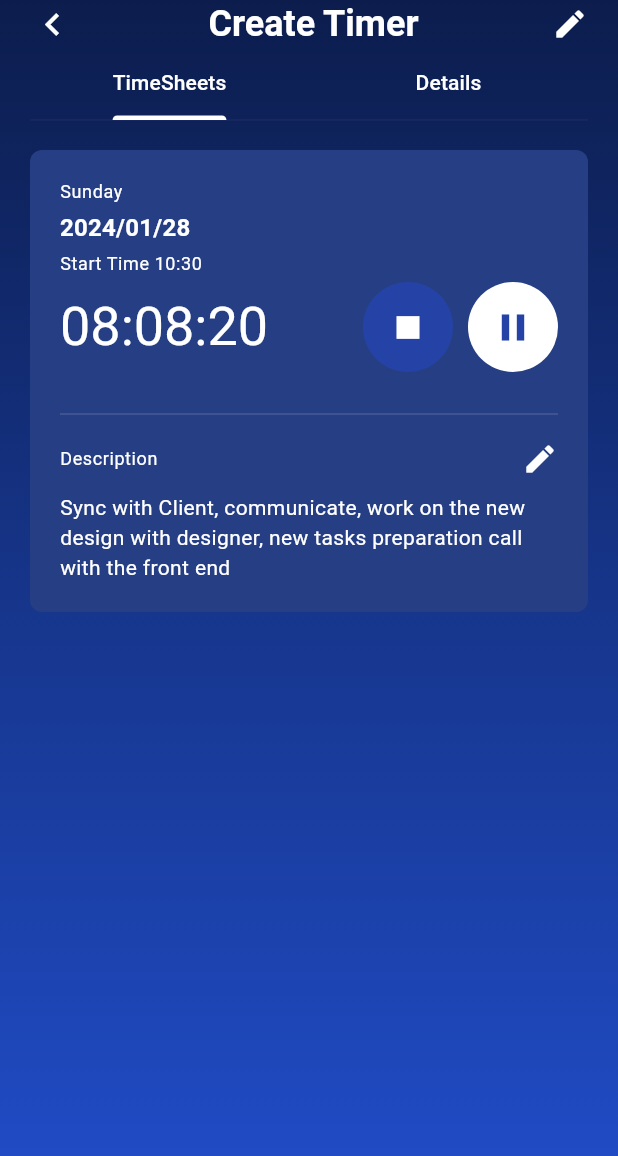
After one commit to SaujanBindukar/apexive-survey, a Flutter app: the TimeSheetDetailScreen screen opened by its route, on a phone screen of 412 x 824 dp. The commit adds this screen. Shown: the top 1156 px of the screen. Run offline on Flutter 3.47's test engine with Material 3 defaults, Android fonts, the phone set to English and light mode, and no system bars; our stand-ins replace flutter_bloc, freezed_annotation, go_router, hydrated_bloc.

Commit message:
details page with UI added

```diff
--- a/lib/core/extensions/date_extension.dart
+++ b/lib/core/extensions/date_extension.dart
@@ -1,4 +1,10 @@
+import 'package:intl/intl.dart';
+
 extension DateExtension on DateTime {
   String get formattedDate =>
       '${year.toString().padLeft(4, '0')}/${month.toString().padLeft(2, '0')}/${day.toString().padLeft(2, '0')}';
+
+  String get formattedDay => DateFormat('EEEE').format(this);
+
+  String get formattedTime => DateFormat('hh:mm').format(this);
 }
--- a/lib/core/router/app_router.dart
+++ b/lib/core/router/app_router.dart
@@ -1,6 +1,7 @@
 import 'package:apexive_test/core/router/routes.dart';
-import 'package:apexive_test/feature/timer/presentation/create_timesheet_screen.dart';
-import 'package:apexive_test/feature/timer/presentation/timer_screen.dart';
+import 'package:apexive_test/feature/timer/presentation/page/create_timesheet_screen.dart';
+import 'package:apexive_test/feature/timer/presentation/page/timer_screen.dart';
+import 'package:apexive_test/feature/timer/presentation/page/timesheet_details_screen.dart';
 import 'package:go_router/go_router.dart';
 
 final GoRouter router = GoRouter(
@@ -13,5 +14,9 @@ final GoRouter router = GoRouter(
       path: Routes.createTimeSheetScreen,
       builder: (context, state) => const CreateTimeSheetScreen(),
     ),
+    GoRoute(
+      path: Routes.timeSheetDetailScreen,
+      builder: (context, state) => const TimeSheetDetailScreen(),
+    ),
   ],
 );
--- a/lib/core/router/routes.dart
+++ b/lib/core/router/routes.dart
@@ -2,4 +2,5 @@ class Routes {
   Routes._();
   static const String timerScreen = '/';
   static const String createTimeSheetScreen = '/create-timesheet';
+  static const String timeSheetDetailScreen = '/timesheet-details';
 }
--- a/lib/core/theme/app_colors.dart
+++ b/lib/core/theme/app_colors.dart
@@ -9,6 +9,6 @@ class AppColors {
   static const Color surfaceColor = Color(0xff214ECC);
   static const Color onSurfaceColor = Colors.white;
 
-  static const Color secondaryBackgroundColor = Color(0xff253C7D);
+  static const Color secondaryBackgroundColor = Color(0xff263F84);
   static const Color tertiaryBackgroundColor = Color(0xff2543A6);
 }
--- a/lib/core/utils/fake_data.dart
+++ b/lib/core/utils/fake_data.dart
@@ -1,7 +1,7 @@
 class FakeData {
   static List<String> projectList =
-      List.generate(10, (index) => 'Project $index').toList();
+      List.generate(10, (index) => 'Project ${index + 1}').toList();
 
   static List<String> taskList =
-      List.generate(10, (index) => 'Task $index').toList();
+      List.generate(10, (index) => 'Task ${index + 1}').toList();
 }
--- a/lib/core/widgets/gradient_body.dart
+++ b/lib/core/widgets/gradient_body.dart
@@ -12,6 +12,7 @@ class GradientBody extends StatelessWidget {
   @override
   Widget build(BuildContext context) {
     return Container(
+      padding: const EdgeInsets.symmetric(horizontal: 20),
       width: MediaQuery.of(context).size.width,
       decoration: const BoxDecoration(
         gradient: LinearGradient(
--- a/lib/feature/timer/infrastructure/models/time_sheets.dart
+++ b/lib/feature/timer/infrastructure/models/time_sheets.dart
@@ -15,6 +15,7 @@ class TimeSheets with _$TimeSheets {
     required DateTime createdAt,
     @Default(false) bool isFavourite,
     @Default(false) bool hasStarted,
+    @Default(false) bool isCompleted,
     @Default(Duration(seconds: 0)) Duration duration,
     @JsonKey(includeFromJson: false) Timer? timer,
   }) = _TimeSheets;
--- /dev/null
+++ b/lib/feature/timer/presentation/page/tab/timesheet_tab.dart
@@ -0,0 +1,107 @@
+import 'package:apexive_test/core/extensions/date_extension.dart';
+import 'package:apexive_test/core/theme/app_colors.dart';
+import 'package:flutter/material.dart';
+
+class TimeSheetTabView extends StatelessWidget {
+  const TimeSheetTabView({super.key});
+
+  @override
+  Widget build(BuildContext context) {
+    final textTheme = Theme.of(context).textTheme;
+    return Column(
+      children: [
+        Container(
+          margin: const EdgeInsets.symmetric(vertical: 20),
+          padding: const EdgeInsets.symmetric(vertical: 20, horizontal: 20),
+          width: MediaQuery.of(context).size.width,
+          decoration: BoxDecoration(
+              borderRadius: BorderRadius.circular(8),
+              color: Theme.of(context).colorScheme.primaryContainer),
+          child: Column(
+            crossAxisAlignment: CrossAxisAlignment.start,
+            children: [
+              Text(
+                DateTime.now().formattedDay,
+                style: textTheme.bodySmall,
+              ),
+              const SizedBox(height: 4),
+              Text(
+                DateTime.now().formattedDate,
+                style: textTheme.titleMedium,
+              ),
+              const SizedBox(height: 4),
+              Text(
+                'Start Time ${DateTime.now().formattedTime}',
+                style: textTheme.bodySmall,
+              ),
+              const SizedBox(height: 4),
+              Row(
+                mainAxisAlignment: MainAxisAlignment.spaceBetween,
+                children: [
+                  Text(
+                    '08:08:20',
+                    style: textTheme.displaySmall,
+                  ),
+                  Row(
+                    children: [
+                      InkWell(
+                        onTap: () {},
+                        child: CircleAvatar(
+                          radius: 30,
+                          backgroundColor:
+                              Theme.of(context).colorScheme.secondaryContainer,
+                          child: Icon(
+                            Icons.stop,
+                            size: 30,
+                            color: Theme.of(context)
+                                .colorScheme
+                                .onSecondaryContainer,
+                          ),
+                        ),
+                      ),
+                      const SizedBox(width: 10),
+                      InkWell(
+                        onTap: () {},
+                        child: CircleAvatar(
+                          radius: 30,
+                          backgroundColor: Theme.of(context)
+                              .colorScheme
+                              .onSecondaryContainer,
+                          child: Icon(
+                            Icons.pause_sharp,
+                            size: 30,
+                            color: Theme.of(context)
+                                .colorScheme
+                                .secondaryContainer,
+                          ),
+                        ),
+                      )
+                    ],
+                  )
+                ],
+              ),
+              const SizedBox(height: 20),
+              const Divider(thickness: 0.2),
+              const SizedBox(height: 10),
+              Row(
+                mainAxisAlignment: MainAxisAlignment.spaceBetween,
+                children: [
+                  Text(
+                    'Description',
+                    style: textTheme.bodySmall,
+                  ),
+                  const Icon(Icons.edit)
+                ],
+              ),
+              const SizedBox(height: 10),
+              Text(
+                'Sync with Client, communicate, work on the new design with designer, new tasks preparation call with the front end',
+                style: textTheme.bodyMedium,
+              )
+            ],
+          ),
+        ),
+      ],
+    );
+  }
+}
--- /dev/null
+++ b/lib/feature/timer/presentation/page/timesheet_details_screen.dart
@@ -0,0 +1,71 @@
+import 'package:apexive_test/core/widgets/gradient_body.dart';
+import 'package:apexive_test/feature/timer/presentation/page/tab/details_tab.dart';
+import 'package:apexive_test/feature/timer/presentation/page/tab/timesheet_tab.dart';
+import 'package:flutter/material.dart';
+
+class TimeSheetDetailScreen extends StatelessWidget {
+  const TimeSheetDetailScreen({super.key});
+
+  @override
+  Widget build(BuildContext context) {
+    return const Scaffold(
+      body: DefaultTabController(
+        length: 2,
+        child: GradientBody(
+          child: Expanded(
+            child: Column(
+              children: [
+                _Header(),
+                TabBar(
+                  tabs: [
+                    Tab(
+                      text: 'TimeSheets',
+                    ),
+                    Tab(
+                      text: 'Details',
+                    )
+                  ],
+                ),
+                Expanded(
+                  child: TabBarView(
+                    children: [
+                      TimeSheetTabView(),
+                      DetailsTabView(),
+                    ],
+                  ),
+                )
+              ],
+            ),
+          ),
+        ),
+      ),
+    );
+  }
+}
+
+class _Header extends StatelessWidget {
+  const _Header();
+
+  @override
+  Widget build(BuildContext context) {
+    return Row(
+      mainAxisAlignment: MainAxisAlignment.spaceBetween,
+      children: [
+        InkWell(
+          onTap: () {
+            Navigator.of(context).pop();
+          },
+          child: const Icon(
+            Icons.chevron_left,
+            size: 30,
+          ),
+        ),
+        Text(
+          'Create Timer',
+          style: Theme.of(context).textTheme.headlineSmall,
+        ),
+        const Icon(Icons.edit),
+      ],
+    );
+  }
+}
--- a/lib/main.dart
+++ b/lib/main.dart
@@ -11,6 +11,7 @@ void main() async {
   HydratedBloc.storage = await HydratedStorage.build(
     storageDirectory: await getTemporaryDirectory(),
   );
+  // await HydratedBloc.storage.clear();
   runApp(
     MultiBlocProvider(
       providers: [
```
Also changed, not shown: lib/core/theme/app_style.dart (+48 -14 lines), lib/feature/timer/presentation/page/create_timesheet_screen.dart (renamed from lib/feature/timer/presentation/create_timesheet_screen.dart, +2 -5 lines), lib/feature/timer/presentation/page/tab/details_tab.dart (added, +10 -0 lines), lib/feature/timer/presentation/page/timer_screen.dart (added, +96 -0 lines), lib/feature/timer/presentation/timer_screen.dart (deleted, +0 -85 lines), lib/feature/timer/presentation/widget/timesheet_tile.dart (+43 -28 lines), lib/feature/timer/infrastructure/models/time_sheets.freezed.dart, lib/feature/timer/infrastructure/models/time_sheets.g.dart, lib/feature/timer/presentation/timesheet_details.dart (deleted).
